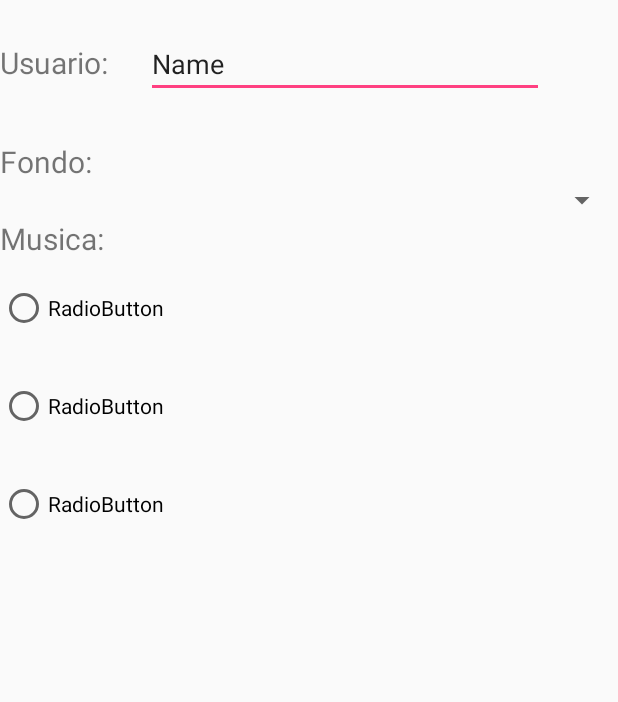
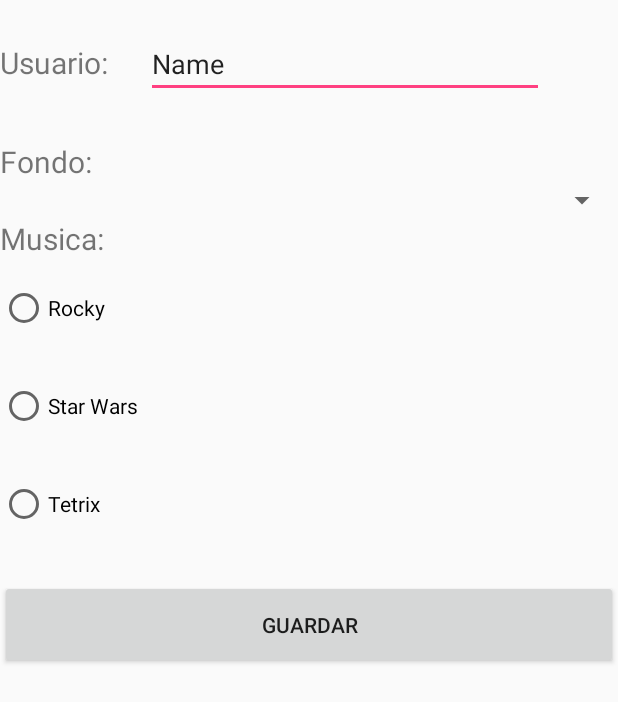
Before and after one commit to JoseMoranMu/Simon, an Android app: the layout configuracion.xml on its own in the app's theme, with its tools: preview values and no code run, on a phone screen of 412 x 824 dp. Shown: the top 702 px of the screen. Run offline under Robolectric (Android 15) with nearby library versions, the phone set to English and light mode, and no system bars.

Commit message:
Layout y Activity de Configuracion

```diff
--- a/app/src/main/AndroidManifest.xml
+++ b/app/src/main/AndroidManifest.xml
@@ -16,6 +16,8 @@
                 <category android:name="android.intent.category.LAUNCHER" />
             </intent-filter>
         </activity>
+        <activity android:name=".Instruccions"/>
+        <activity android:name=".Configuracion"/>
         <service android:name=".ServicioMusica"/>
     </application>
 
--- a/app/src/main/java/com/example/jose/simon/MainActivity.java
+++ b/app/src/main/java/com/example/jose/simon/MainActivity.java
@@ -52,17 +52,17 @@ public class MainActivity extends AppCompatActivity {
         tvJugador.setText("Jugador: "+b.getString("user"));
         LinearLayout prueba = (LinearLayout) findViewById(R.id.jocsimon);
         switch(b.getString("fondo")){
-            case "negro":
+            case "black":
                 prueba.setBackgroundColor(getResources().getColor(R.color.black));
                 tvPuntos.setTextColor(getResources().getColor(R.color.white));
                 tvJugador.setTextColor(getResources().getColor(R.color.white));
                 break;
-            case "azul":
+            case "blue":
                 prueba.setBackgroundColor(getResources().getColor(R.color.blue));
                 tvPuntos.setTextColor(getResources().getColor(R.color.black));
                 tvJugador.setTextColor(getResources().getColor(R.color.black));
                 break;
-            case "rojo":
+            case "red":
                 prueba.setBackgroundColor(getResources().getColor(R.color.red));
                 tvPuntos.setTextColor(getResources().getColor(R.color.black));
                 tvJugador.setTextColor(getResources().getColor(R.color.black));
--- a/app/src/main/res/layout/configuracion.xml
+++ b/app/src/main/res/layout/configuracion.xml
@@ -44,22 +44,31 @@
 
     <RadioGroup
         android:layout_width="match_parent"
-        android:layout_height="match_parent" >
+        android:layout_height="214dp"
+        android:id="@+id/grupo">
 
         <RadioButton
-            android:id="@+id/radio1"
+            android:id="@+id/rocky"
             android:layout_width="wrap_content"
             android:layout_height="65dp"
-            android:text="RadioButton" />
+            android:text="Rocky" />
+
         <RadioButton
-            android:id="@+id/radio2"
+            android:id="@+id/swars"
             android:layout_width="wrap_content"
             android:layout_height="65dp"
-            android:text="RadioButton" />
+            android:text="Star Wars" />
         <RadioButton
-            android:id="@+id/radio3"
+            android:id="@+id/tetris"
             android:layout_width="wrap_content"
             android:layout_height="65dp"
-            android:text="RadioButton" />
+            android:text="Tetrix" />
+
+
     </RadioGroup>
+    <Button
+        android:id="@+id/guardar"
+        android:layout_width="match_parent"
+        android:layout_height="59dp"
+        android:text="Guardar" />
 </LinearLayout>
```
Also changed, not shown: app/src/main/java/com/example/jose/simon/Configuracion.java (+158 -2 lines), 3 other files.
